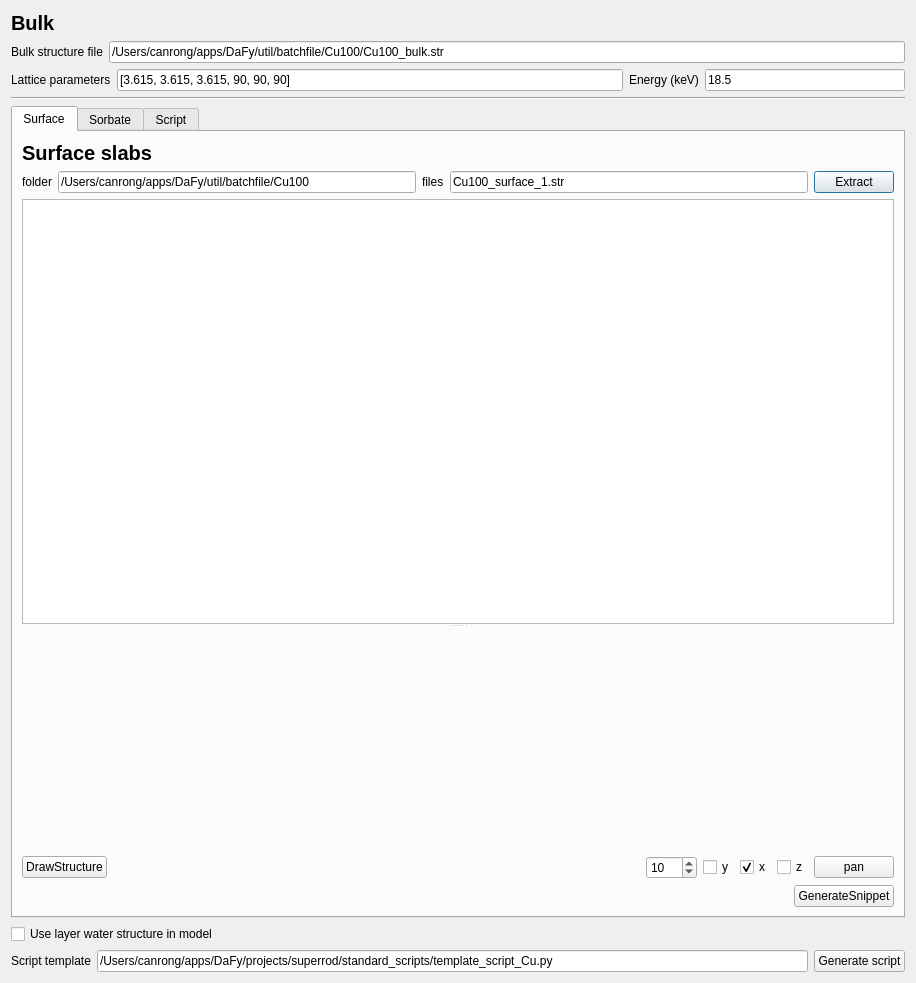
First picture: the form in projects/superrod/ctr_model_creator.ui, repository jackey-qiu/DaFy, before the edit.
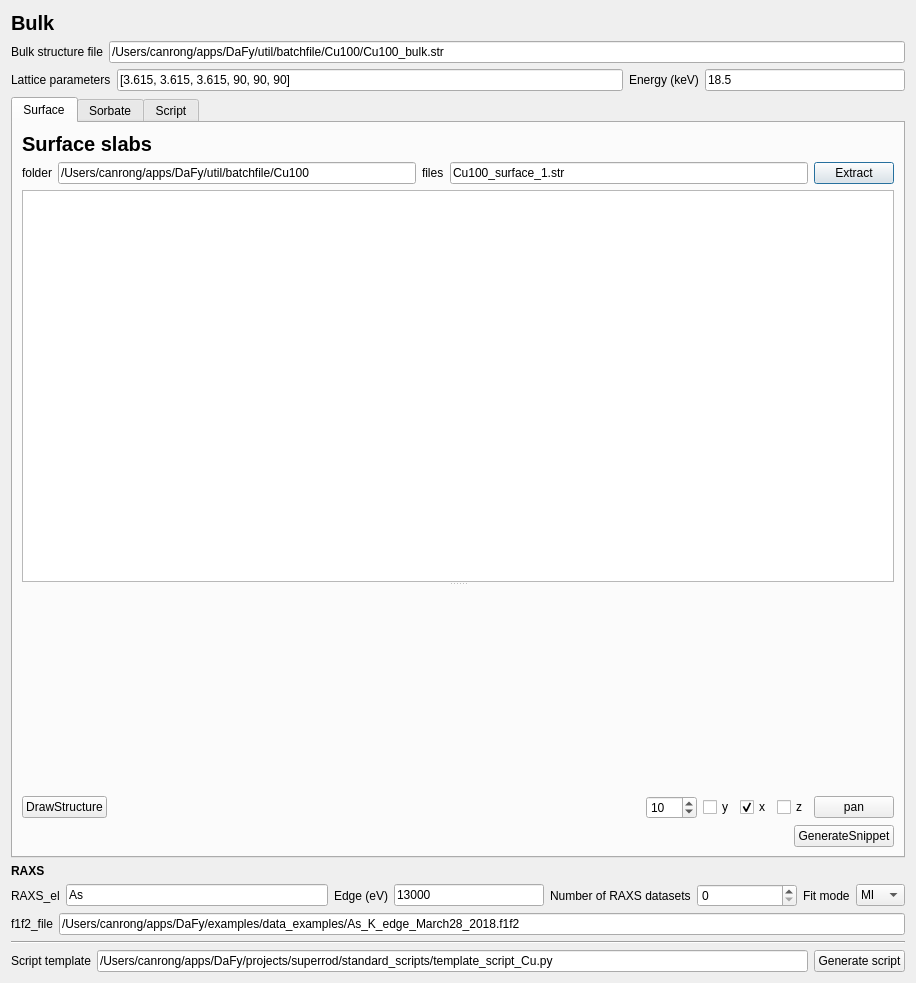
Second picture: the form after the edit. The open tabs and pages were chosen to show the change. Custom widgets are drawn as their Qt base class.

Diff of the .ui file:
```diff
--- a/projects/superrod/ctr_model_creator.ui
+++ b/projects/superrod/ctr_model_creator.ui
@@ -84,13 +84,6 @@
      </item>
     </layout>
    </item>
-   <item>
-    <widget class="Line" name="line">
-     <property name="orientation">
-      <enum>Qt::Horizontal</enum>
-     </property>
-    </widget>
-   </item>
    <item>
     <widget class="QTabWidget" name="tabWidget">
      <property name="currentIndex">
@@ -530,9 +523,146 @@
     </widget>
    </item>
    <item>
-    <widget class="QCheckBox" name="checkBox">
+    <widget class="QLabel" name="label_24">
+     <property name="font">
+      <font>
+       <weight>75</weight>
+       <bold>true</bold>
+      </font>
+     </property>
      <property name="text">
-      <string>Use layer water structure in model</string>
+      <string>RAXS</string>
+     </property>
+    </widget>
+   </item>
+   <item>
+    <layout class="QHBoxLayout" name="horizontalLayout_15">
+     <item>
+      <widget class="QLabel" name="label_20">
+       <property name="sizePolicy">
+        <sizepolicy hsizetype="Fixed" vsizetype="Preferred">
+         <horstretch>0</horstretch>
+         <verstretch>0</verstretch>
+        </sizepolicy>
+       </property>
+       <property name="text">
+        <string>RAXS_el</string>
+       </property>
+      </widget>
+     </item>
+     <item>
+      <widget class="QLineEdit" name="lineEdit_res_el">
+       <property name="text">
+        <string>As</string>
+       </property>
+      </widget>
+     </item>
+     <item>
+      <widget class="QLabel" name="label_21">
+       <property name="sizePolicy">
+        <sizepolicy hsizetype="Fixed" vsizetype="Preferred">
+         <horstretch>0</horstretch>
+         <verstretch>0</verstretch>
+        </sizepolicy>
+       </property>
+       <property name="text">
+        <string>Edge (eV)</string>
+       </property>
+      </widget>
+     </item>
+     <item>
+      <widget class="QLineEdit" name="lineEdit_e0">
+       <property name="minimumSize">
+        <size>
+         <width>100</width>
+         <height>0</height>
+        </size>
+       </property>
+       <property name="maximumSize">
+        <size>
+         <width>150</width>
+         <height>16777215</height>
+        </size>
+       </property>
+       <property name="text">
+        <string>13000</string>
+       </property>
+      </widget>
+     </item>
+     <item>
+      <widget class="QLabel" name="label_22">
+       <property name="sizePolicy">
+        <sizepolicy hsizetype="Fixed" vsizetype="Preferred">
+         <horstretch>0</horstretch>
+         <verstretch>0</verstretch>
+        </sizepolicy>
+       </property>
+       <property name="text">
+        <string>Number of RAXS datasets</string>
+       </property>
+      </widget>
+     </item>
+     <item>
+      <widget class="QSpinBox" name="spinBox_num_raxs">
+       <property name="minimumSize">
+        <size>
+         <width>100</width>
+         <height>0</height>
+        </size>
+       </property>
+      </widget>
+     </item>
+     <item>
+      <widget class="QLabel" name="label_23">
+       <property name="sizePolicy">
+        <sizepolicy hsizetype="Fixed" vsizetype="Preferred">
+         <horstretch>0</horstretch>
+         <verstretch>0</verstretch>
+        </sizepolicy>
+       </property>
+       <property name="text">
+        <string>Fit mode</string>
+       </property>
+      </widget>
+     </item>
+     <item>
+      <widget class="QComboBox" name="comboBox_mode">
+       <item>
+        <property name="text">
+         <string>MI</string>
+        </property>
+       </item>
+       <item>
+        <property name="text">
+         <string>MD</string>
+        </property>
+       </item>
+      </widget>
+     </item>
+    </layout>
+   </item>
+   <item>
+    <layout class="QHBoxLayout" name="horizontalLayout_17">
+     <item>
+      <widget class="QLabel" name="label_19">
+       <property name="text">
+        <string>f1f2_file</string>
+       </property>
+      </widget>
+     </item>
+     <item>
+      <widget class="QLineEdit" name="lineEdit_f1f2">
+       <property name="text">
+        <string>/Users/canrong/apps/DaFy/examples/data_examples/As_K_edge_March28_2018.f1f2</string>
+       </property>
+      </widget>
+     </item>
+    </layout>
+   </item>
+   <item>
+    <widget class="Line" name="line_2">
+     <property name="orientation">
+      <enum>Qt::Horizontal</enum>
      </property>
     </widget>
    </item>
```
Left out of the diff: 2 changed lines with no effect on the pictures.
